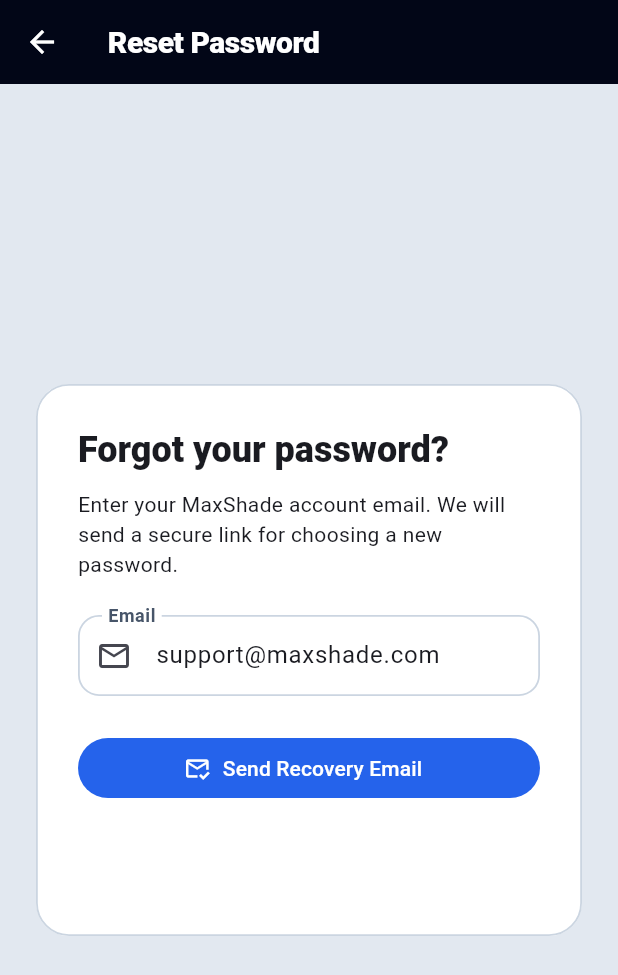
After one commit to instavaluestore-lab/melliq, a Flutter app: the screen it shows after launch, after a tap on "Forgot password?", on a phone screen of 412 x 824 dp. The commit adds this screen. Shown: the top 975 px of the screen. Run offline on Flutter 3.47's test engine with Material 3 defaults, Android fonts, the phone set to English and light mode, and no system bars; our stand-ins replace file_picker, pdf, printing, supabase_flutter; accounts and stored records are empty.

Commit message:
WIP: add password recovery workflow

```diff
--- a/lib/app.dart
+++ b/lib/app.dart
@@ -1,8 +1,11 @@
+import 'dart:async';
+
 import 'package:flutter/material.dart';
 import 'package:supabase_flutter/supabase_flutter.dart';
 
 import 'core/theme/app_theme.dart';
 import 'features/auth/screens/login_screen.dart';
+import 'features/auth/screens/reset_password_screen.dart';
 import 'features/dashboard/screens/dashboard_screen.dart';
 
 class LupinusBuildApp extends StatelessWidget {
@@ -19,24 +22,62 @@ class LupinusBuildApp extends StatelessWidget {
   }
 }
 
-class _AuthGate extends StatelessWidget {
+class _AuthGate extends StatefulWidget {
   const _AuthGate();
 
   @override
+  State<_AuthGate> createState() => _AuthGateState();
+}
+
+class _AuthGateState extends State<_AuthGate> {
+  late final StreamSubscription<AuthState> authSubscription;
+  Session? currentSession;
+  bool isPasswordRecovery = false;
+
+  @override
+  void initState() {
+    super.initState();
+
+    final auth = Supabase.instance.client.auth;
+    currentSession = auth.currentSession;
+
+    authSubscription = auth.onAuthStateChange.listen((authState) {
+      if (!mounted) return;
+
+      setState(() {
+        currentSession = authState.session;
+
+        if (authState.event == AuthChangeEvent.passwordRecovery) {
+          isPasswordRecovery = true;
+        } else if (authState.event == AuthChangeEvent.signedOut) {
+          isPasswordRecovery = false;
+        }
+      });
+    });
+  }
+
+  @override
+  void dispose() {
+    authSubscription.cancel();
+    super.dispose();
+  }
+
+  void handlePasswordUpdated() {
+    setState(() {
+      isPasswordRecovery = false;
+    });
+  }
+
+  @override
   Widget build(BuildContext context) {
-    final auth = Supabase.instance.client.auth;
+    if (isPasswordRecovery) {
+      return ResetPasswordScreen(onPasswordUpdated: handlePasswordUpdated);
+    }
 
-    return StreamBuilder<AuthState>(
-      stream: auth.onAuthStateChange,
-      builder: (context, snapshot) {
-        final session = snapshot.data?.session ?? auth.currentSession;
+    if (currentSession == null) {
+      return const LoginScreen();
+    }
 
-        if (session == null) {
-          return const LoginScreen();
-        }
-
-        return const DashboardScreen();
-      },
-    );
+    return const DashboardScreen();
   }
 }
--- /dev/null
+++ b/lib/features/auth/screens/forgot_password_screen.dart
@@ -0,0 +1,239 @@
+import 'package:flutter/foundation.dart';
+import 'package:flutter/material.dart';
+import 'package:supabase_flutter/supabase_flutter.dart';
+
+import '../services/auth_service.dart';
+
+class ForgotPasswordScreen extends StatefulWidget {
+  const ForgotPasswordScreen({super.key, this.initialEmail = ''});
+
+  final String initialEmail;
+
+  @override
+  State<ForgotPasswordScreen> createState() => _ForgotPasswordScreenState();
+}
+
+class _ForgotPasswordScreenState extends State<ForgotPasswordScreen> {
+  final formKey = GlobalKey<FormState>();
+  late final TextEditingController emailController;
+  late final AuthService authService;
+
+  bool isSending = false;
+  bool isSubmitted = false;
+  String? errorMessage;
+
+  @override
+  void initState() {
+    super.initState();
+    emailController = TextEditingController(text: widget.initialEmail.trim());
+    authService = AuthService(Supabase.instance.client);
+  }
+
+  @override
+  void dispose() {
+    emailController.dispose();
+    super.dispose();
+  }
+
+  Future<void> requestPasswordReset() async {
+    if (!formKey.currentState!.validate()) {
+      return;
+    }
+
+    if (!kIsWeb) {
+      setState(() {
+        errorMessage =
+            'Password recovery is not configured for this platform yet. '
+            'Contact your administrator.';
+      });
+      return;
+    }
+
+    setState(() {
+      isSending = true;
+      errorMessage = null;
+    });
+
+    try {
+      await authService.requestPasswordReset(
+        email: emailController.text,
+        redirectTo: Uri.base.origin,
+      );
+
+      if (!mounted) return;
+
+      setState(() {
+        isSubmitted = true;
+      });
+    } on AuthException catch (error) {
+      if (!mounted) return;
+
+      setState(() {
+        errorMessage = error.message;
+      });
+    } catch (_) {
+      if (!mounted) return;
+
+      setState(() {
+        errorMessage = 'Could not send the recovery email. Please try again.';
+      });
+    } finally {
+      if (mounted) {
+        setState(() {
+          isSending = false;
+        });
+      }
+    }
+  }
+
+  @override
+  Widget build(BuildContext context) {
+    return Scaffold(
+      appBar: AppBar(title: const Text('Reset Password')),
+      body: Center(
+        child: SingleChildScrollView(
+          padding: const EdgeInsets.all(24),
+          child: ConstrainedBox(
+            constraints: const BoxConstraints(maxWidth: 460),
+            child: Card(
+              child: Padding(
+                padding: const EdgeInsets.all(28),
+                child: isSubmitted
+                    ? _RecoveryEmailSent(
+                        email: emailController.text.trim(),
+                        onBackToLogin: () => Navigator.of(context).pop(),
+                      )
+                    : Form(
+                        key: formKey,
+                        child: Column(
+                          crossAxisAlignment: CrossAxisAlignment.stretch,
+                          children: [
+                            Text(
+                              'Forgot your password?',
+                              style: Theme.of(context).textTheme.headlineSmall
+                                  ?.copyWith(fontWeight: FontWeight.w800),
+                            ),
+                            const SizedBox(height: 10),
+                            const Text(
+                              'Enter your MaxShade account email. '
+                              'We will send a secure link for choosing a new password.',
+                            ),
+                            const SizedBox(height: 24),
+                            TextFormField(
+                              controller: emailController,
+                              enabled: !isSending,
+                              keyboardType: TextInputType.emailAddress,
+                              autofillHints: const [AutofillHints.email],
+                              decoration: const InputDecoration(
+                                labelText: 'Email',
+                                prefixIcon: Icon(Icons.email_outlined),
+                              ),
+                              validator: (value) {
+                                final email = value?.trim() ?? '';
+
+                                if (email.isEmpty) {
+                                  return 'Enter your email address';
+                                }
+
+                                if (!email.contains('@')) {
+                                  return 'Enter a valid email address';
+                                }
+
+                                return null;
+                              },
+                              onFieldSubmitted: (_) {
+                                if (!isSending) {
+                                  requestPasswordReset();
+                                }
+                              },
+                            ),
+                            if (errorMessage != null) ...[
+                              const SizedBox(height: 16),
+                              Text(
+                                errorMessage!,
+                                style: TextStyle(
+                                  color: Theme.of(context).colorScheme.error,
+                                  fontWeight: FontWeight.w700,
+                                ),
+                              ),
+                            ],
+                            const SizedBox(height: 24),
+                            FilledButton.icon(
+                              onPressed: isSending
+                                  ? null
+                                  : requestPasswordReset,
+                              icon: isSending
+                                  ? const SizedBox(
+                                      width: 18,
+                                      height: 18,
+                                      child: CircularProgressIndicator(
+                                        strokeWidth: 2,
+                                      ),
+                                    )
+                                  : const Icon(Icons.mark_email_read_outlined),
+                              label: Text(
+                                isSending
+                                    ? 'Sending...'
+                                    : 'Send Recovery Email',
+                              ),
+                            ),
+                            const SizedBox(height: 12),
+                            TextButton(
+                              onPressed: isSending
+                                  ? null
+                                  : () => Navigator.of(context).pop(),
+                              child: const Text('Back to Login'),
+                            ),
+                          ],
+                        ),
+                      ),
+              ),
+            ),
+          ),
+        ),
+      ),
+    );
+  }
+}
+
+class _RecoveryEmailSent extends StatelessWidget {
+  const _RecoveryEmailSent({required this.email, required this.onBackToLogin});
+
+  final String email;
+  final VoidCallback onBackToLogin;
+
+  @override
+  Widget build(BuildContext context) {
+    return Column(
+      children: [
+        Icon(
+          Icons.mark_email_read_outlined,
+          size: 54,
+          color: Theme.of(context).colorScheme.primary,
+        ),
+        const SizedBox(height: 18),
+        Text(
+          'Check your email',
+          style: Theme.of(
+            context,
+          ).textTheme.headlineSmall?.copyWith(fontWeight: FontWeight.w800),
+        ),
+        const SizedBox(height: 12),
+        Text(
+          'If an account exists for $email, a password recovery link has been sent.',
+          textAlign: TextAlign.center,
+        ),
+        const SizedBox(height: 10),
+        const Text(
+          'For security, the link will expire. Check your spam folder if it does not arrive.',
+          textAlign: TextAlign.center,
+        ),
+        const SizedBox(height: 24),
+        FilledButton(
+          onPressed: onBackToLogin,
+          child: const Text('Back to Login'),
+        ),
+      ],
+    );
+  }
+}
--- a/lib/features/auth/screens/login_screen.dart
+++ b/lib/features/auth/screens/login_screen.dart
@@ -1,6 +1,7 @@
 import 'package:flutter/material.dart';
 import 'package:supabase_flutter/supabase_flutter.dart';
 
+import 'forgot_password_screen.dart';
 import '../services/auth_service.dart';
 
 class LoginScreen extends StatefulWidget {
@@ -269,7 +270,28 @@ class _LoginScreenState extends State<LoginScreen> {
                                     ),
                             ),
                           ),
-                          const SizedBox(height: 16),
+                          const SizedBox(height: 8),
+                          TextButton(
+                            onPressed: isLoading
+                                ? null
+                                : () {
+                                    Navigator.of(context).push(
+                                      MaterialPageRoute<void>(
+                                        builder: (_) => ForgotPasswordScreen(
+                                          initialEmail: emailController.text,
+                                        ),
+                                      ),
+                                    );
+                                  },
+                            child: const Text(
+                              'Forgot password?',
+                              style: TextStyle(
+                                color: Color(0xFF1D4ED8),
+                                fontWeight: FontWeight.w800,
+                              ),
+                            ),
+                          ),
+                          const SizedBox(height: 8),
                           const Text(
                             'Use your MaxShade account credentials.',
                             textAlign: TextAlign.center,
--- a/lib/features/auth/services/auth_service.dart
+++ b/lib/features/auth/services/auth_service.dart
@@ -17,6 +17,20 @@ class AuthService {
     );
   }
 
+  Future<void> requestPasswordReset({
+    required String email,
+    required String redirectTo,
+  }) async {
+    await _supabase.auth.resetPasswordForEmail(
+      email.trim(),
+      redirectTo: redirectTo,
+    );
+  }
+
+  Future<void> updatePassword(String password) async {
+    await _supabase.auth.updateUser(UserAttributes(password: password));
+  }
+
   Future<void> signOut() async {
     await _supabase.auth.signOut();
   }
```
Also changed, not shown: lib/features/auth/screens/reset_password_screen.dart (added, +219 -0 lines).
